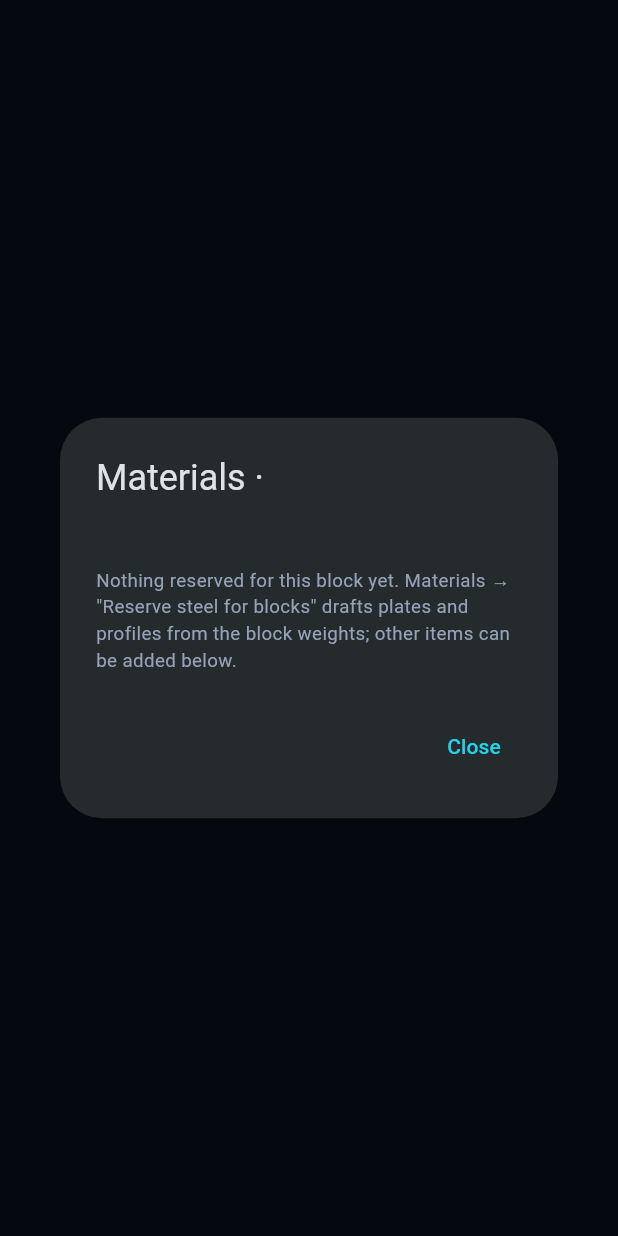
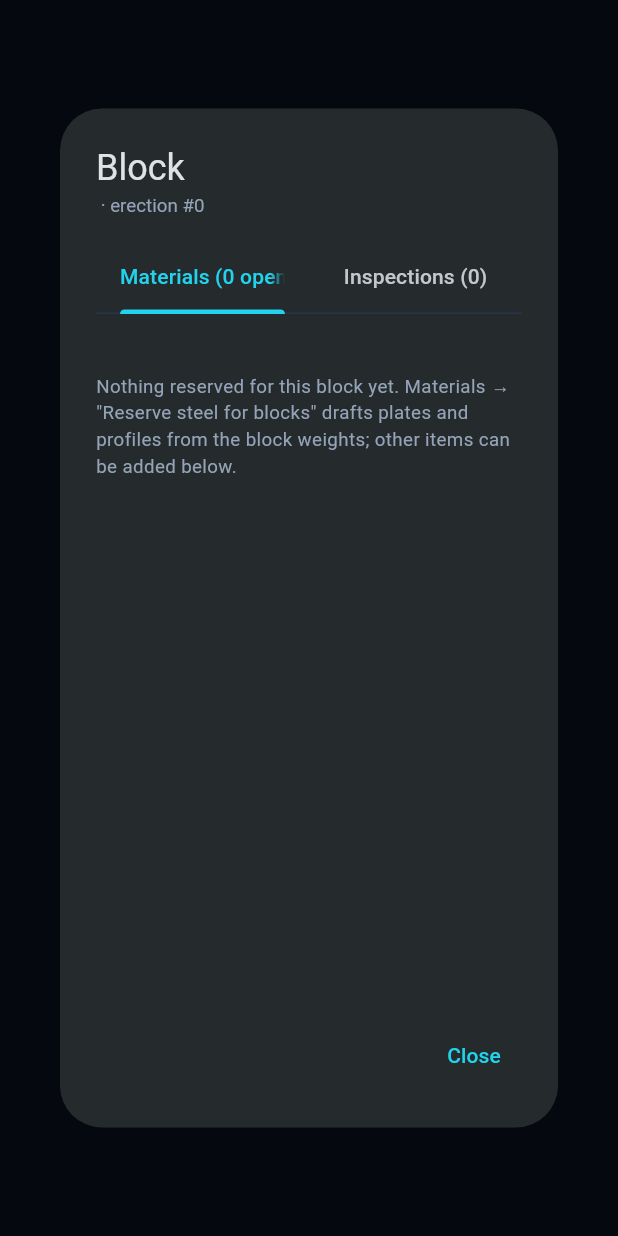
Before and after one commit to ercinnn/open-digital-twin, a Flutter app: what show() shows on an empty page, opened directly with empty values, on a phone screen of 412 x 824 dp. Run offline on Flutter 3.47's test engine with Material 3 defaults, Android fonts, the phone set to English and light mode, and no system bars; our stand-ins replace file_picker, flutter_dotenv, flutter_riverpod, supabase_flutter, web, webview_flutter; missing offline and left inert: dart:js_interop, dart:ui_web, webview_windows; accounts and stored records are empty; network calls fail.

Commit message:
Plan ITP inspections per block with hold points
Migration 013 links quality inspections to their schedule row (activity_id)
and adds hold points: a row cannot be reported finished while one of its hold
points is not pass / conditional. The ITP draft marks hold points, skips points
already planned (so it can be repeated for rows added later) and can be limited
to one block. Tapping a block opens a tabbed block dialog with its materials
and inspections; block chips flag failed inspections and open hold points.
The seed export also writes the inspections.

Co-Authored-By: Claude Opus 5.5 <noreply@anthropic.com>

```diff
--- a/frontend/lib/features/shipyard/data/models/quality_models.dart
+++ b/frontend/lib/features/shipyard/data/models/quality_models.dart
@@ -14,6 +14,8 @@ class QualityInspectionModel {
     id: json['id'] as String,
     componentId: json['component_id'] as String,
     hullId: json['hull_id'] as String?,
+    activityId: json['activity_id'] as String?,
+    holdPoint: json['hold_point'] as bool? ?? false,
     type: InspectionType.fromDb(json['inspection_type'] as String?),
     referenceNo: json['reference_no'] as String,
     description: json['description'] as String?,
@@ -36,6 +38,8 @@ class QualityInspectionModel {
       'project_id': d.projectId,
       'component_id': d.componentId,
       'hull_id': d.hullId,
+      'activity_id': d.activityId,
+      'hold_point': d.holdPoint,
       'inspection_type': d.type.dbValue,
       'reference_no': d.referenceNo.trim().toUpperCase(),
       'description': text(d.description),
--- a/frontend/lib/features/shipyard/domain/entities/quality_entities.dart
+++ b/frontend/lib/features/shipyard/domain/entities/quality_entities.dart
@@ -57,6 +57,8 @@ class QualityInspection {
     required this.inspectedAt,
     required this.position,
     this.hullId,
+    this.activityId,
+    this.holdPoint = false,
     this.description,
     this.measuredValue,
     this.unit,
@@ -70,6 +72,12 @@ class QualityInspection {
   final String id;
   final String componentId;
   final String? hullId;
+
+  /// Schedule row of the ITP point (null = planned by hand).
+  final String? activityId;
+
+  /// ITP hold point: the schedule row cannot be finished before it passes.
+  final bool holdPoint;
   final InspectionType type;
   final String referenceNo;
   final String? description;
@@ -83,6 +91,12 @@ class QualityInspection {
   final DateTime inspectedAt;
   final MarkerPosition position;
   final String? notes;
+
+  /// Accepted: the work may go on.
+  bool get isAccepted => result == InspectionResult.pass || result == InspectionResult.conditional;
+
+  /// Hold point that still stops its schedule row from being finished.
+  bool get isOpenHold => holdPoint && !isAccepted;
 
   String? get acceptanceText {
     if (acceptanceMin == null && acceptanceMax == null) return null;
@@ -131,6 +145,8 @@ class InspectionDraft {
     required this.referenceNo,
     required this.plannedAt,
     this.hullId,
+    this.activityId,
+    this.holdPoint = false,
     this.description,
     this.unit,
     this.acceptanceMin,
@@ -145,6 +161,10 @@ class InspectionDraft {
   /// Block or yard area the inspection is pinned to (required by the table).
   final String? componentId;
   final String? hullId;
+
+  /// Schedule row of the ITP point.
+  final String? activityId;
+  final bool holdPoint;
   final InspectionType type;
   final String referenceNo;
   final String? description;
--- a/frontend/lib/features/shipyard/presentation/widgets/materials/block_materials_dialog.dart
+++ b/frontend/lib/features/shipyard/presentation/widgets/materials/block_materials_panel.dart
@@ -14,32 +14,21 @@ String _qty(double v) => v == v.roundToDouble() ? v.toStringAsFixed(0) : v.toStr
 
 double? _parse(String text) => double.tryParse(text.trim().replaceAll(',', '.'));
 
-/// Material reserved for one hull block: reserve stock items, change the
-/// quantity / needed-by date, issue to the shop (stock goes down) or delete.
-class BlockMaterialsDialog extends ConsumerStatefulWidget {
-  const BlockMaterialsDialog({super.key, required this.projectId, required this.block, this.hullId});
+/// Material reserved for one hull block (tab of the block dialog): reserve stock
+/// items, change the quantity / needed-by date, issue to the shop (stock goes
+/// down) or delete.
+class BlockMaterialsPanel extends ConsumerStatefulWidget {
+  const BlockMaterialsPanel({super.key, required this.projectId, required this.block, this.hullId});
 
   final String projectId;
   final HullBlock block;
   final String? hullId;
 
-  static Future<void> show(
-    BuildContext context, {
-    required String projectId,
-    required HullBlock block,
-    String? hullId,
-  }) {
-    return showDialog<void>(
-      context: context,
-      builder: (_) => BlockMaterialsDialog(projectId: projectId, block: block, hullId: hullId),
-    );
+  @override
+  ConsumerState<BlockMaterialsPanel> createState() => _BlockMaterialsPanelState();
 }
 
-  @override
-  ConsumerState<BlockMaterialsDialog> createState() => _BlockMaterialsDialogState();
-}
-
-class _BlockMaterialsDialogState extends ConsumerState<BlockMaterialsDialog> {
+class _BlockMaterialsPanelState extends ConsumerState<BlockMaterialsPanel> {
   String? _itemId;
   final _quantity = TextEditingController();
   DateTime? _neededBy;
@@ -217,11 +206,8 @@ class _BlockMaterialsDialogState extends ConsumerState<BlockMaterialsDialog> {
     final busy = _busyId != null || _adding;
     final weight = widget.block.weightKg;
 
-    return AlertDialog(
-      title: Text('Materials · ${widget.block.blockNo}'),
-      content: SizedBox(
-        width: 720,
-        child: SingleChildScrollView(
+    return SingleChildScrollView(
+      padding: const EdgeInsets.only(top: 12),
       child: Column(
         mainAxisSize: MainAxisSize.min,
         crossAxisAlignment: CrossAxisAlignment.stretch,
@@ -241,10 +227,7 @@ class _BlockMaterialsDialogState extends ConsumerState<BlockMaterialsDialog> {
               child: Center(child: CircularProgressIndicator()),
             )
           else if (reservations.hasError)
-                Text(
-                  'Could not load reservations: ${reservations.error}',
-                  style: const TextStyle(color: Color(0xFFFCA5A5)),
-                )
+            Text('Could not load reservations: ${reservations.error}', style: const TextStyle(color: Color(0xFFFCA5A5)))
           else if (mine.isEmpty)
             const Text(
               'Nothing reserved for this block yet. Materials → "Reserve steel for blocks" drafts plates and '
@@ -350,9 +333,6 @@ class _BlockMaterialsDialogState extends ConsumerState<BlockMaterialsDialog> {
             ),
         ],
       ),
-        ),
-      ),
-      actions: [TextButton(onPressed: () => Navigator.of(context).pop(), child: const Text('Close'))],
     );
   }
 
--- /dev/null
+++ b/frontend/lib/features/shipyard/presentation/widgets/production/block_dialog.dart
@@ -0,0 +1,94 @@
+import 'package:flutter/material.dart';
+import 'package:flutter_riverpod/flutter_riverpod.dart';
+
+import '../../../../../core/theme/app_theme.dart';
+import '../../../domain/entities/block_entities.dart';
+import '../../../domain/entities/material_entities.dart';
+import '../../../domain/entities/production_entities.dart';
+import '../../../domain/entities/quality_entities.dart';
+import '../../providers/shipyard_providers.dart';
+import '../materials/block_materials_panel.dart';
+import '../quality/block_inspections_panel.dart';
+
+/// Everything linked to one hull block, one tab per module: material
+/// reservations and ITP inspections.
+class BlockDialog extends ConsumerWidget {
+  const BlockDialog({super.key, required this.projectId, required this.block, required this.hull, this.initialTab = 0});
+
+  final String projectId;
+  final HullBlock block;
+  final Hull? hull;
+
+  /// 0 = materials, 1 = inspections.
+  final int initialTab;
+
+  static Future<void> show(
+    BuildContext context, {
+    required String projectId,
+    required HullBlock block,
+    required Hull? hull,
+    int initialTab = 0,
+  }) {
+    return showDialog<void>(
+      context: context,
+      builder: (_) => BlockDialog(projectId: projectId, block: block, hull: hull, initialTab: initialTab),
+    );
+  }
+
+  @override
+  Widget build(BuildContext context, WidgetRef ref) {
+    final reservations = (ref.watch(reservationsProvider(projectId)).value ?? const <MaterialReservation>[])
+        .where((r) => r.componentId == block.componentId)
+        .toList();
+    final inspections = (ref.watch(inspectionsProvider(projectId)).value ?? const <QualityInspection>[])
+        .where((q) => q.componentId == block.componentId)
+        .toList();
+    final openHolds = inspections.where((q) => q.isOpenHold).length;
+    final weight = block.weightKg;
+    final size = MediaQuery.sizeOf(context);
+
+    return AlertDialog(
+      title: Column(
+        crossAxisAlignment: CrossAxisAlignment.start,
+        children: [
+          Text('Block ${block.blockNo}'),
+          Text(
+            [
+              block.name,
+              if (weight != null && weight > 0) '${(weight / 1000).toStringAsFixed(1)} t',
+              if (block.erectionSequence < 999) 'erection #${block.erectionSequence}',
+            ].join(' · '),
+            style: const TextStyle(fontSize: 12.5, color: AppTheme.textMuted, fontWeight: FontWeight.w400),
+          ),
+        ],
+      ),
+      content: SizedBox(
+        width: 760,
+        height: (size.height * 0.6).clamp(320.0, 620.0),
+        child: DefaultTabController(
+          length: 2,
+          initialIndex: initialTab.clamp(0, 1),
+          child: Column(
+            children: [
+              TabBar(
+                tabs: [
+                  Tab(text: 'Materials (${reservations.where((r) => r.isOpen).length} open)'),
+                  Tab(text: 'Inspections (${inspections.length}${openHolds == 0 ? '' : ', $openHolds H open'})'),
+                ],
+              ),
+              Expanded(
+                child: TabBarView(
+                  children: [
+                    BlockMaterialsPanel(projectId: projectId, block: block, hullId: hull?.id),
+                    BlockInspectionsPanel(projectId: projectId, block: block, hull: hull),
+                  ],
+                ),
+              ),
+            ],
+          ),
+        ),
+      ),
+      actions: [TextButton(onPressed: () => Navigator.of(context).pop(), child: const Text('Close'))],
+    );
+  }
+}
--- a/frontend/lib/features/shipyard/presentation/widgets/quality/quality_tab.dart
+++ b/frontend/lib/features/shipyard/presentation/widgets/quality/quality_tab.dart
@@ -241,7 +241,7 @@ class _QualityTabState extends ConsumerState<QualityTab> {
                         leading: Icon(Icons.fact_check_outlined, color: q.result.color, size: 20),
                         title: Text('${q.type.label} · ${q.description ?? q.referenceNo}', maxLines: 1, overflow: TextOverflow.ellipsis, style: const TextStyle(fontSize: 12.5)),
                         subtitle: Text(
-                          '${q.referenceNo} · ${shortComponentName(c)}'
+                          '${q.referenceNo}${q.holdPoint ? ' · H' : ''} · ${shortComponentName(c)}'
                           '${q.measuredValue == null ? '' : ' · ${q.measuredValue} ${q.unit ?? ''}'}'
                           '${q.acceptanceText == null ? '' : ' (${q.acceptanceText})'}',
                           style: const TextStyle(fontSize: 11),
```
Also changed, not shown: frontend/lib/features/shipyard/data/repositories/shipyard_repository_impl.dart (+9 -4 lines), frontend/lib/features/shipyard/domain/services/inspection_plan.dart (+46 -16 lines), frontend/lib/features/shipyard/presentation/widgets/production/blocks_dialog.dart (+19 -5 lines), frontend/lib/features/shipyard/presentation/widgets/quality/block_inspections_panel.dart (added, +246 -0 lines), frontend/lib/features/shipyard/presentation/widgets/quality/inspection_plan_dialogs.dart (+15 -11 lines), frontend/lib/features/shipyard/presentation/widgets/quality/quality_dialogs.dart (+9 -0 lines), 4 other files. Lines whose indentation alone changed are shown as unchanged.
